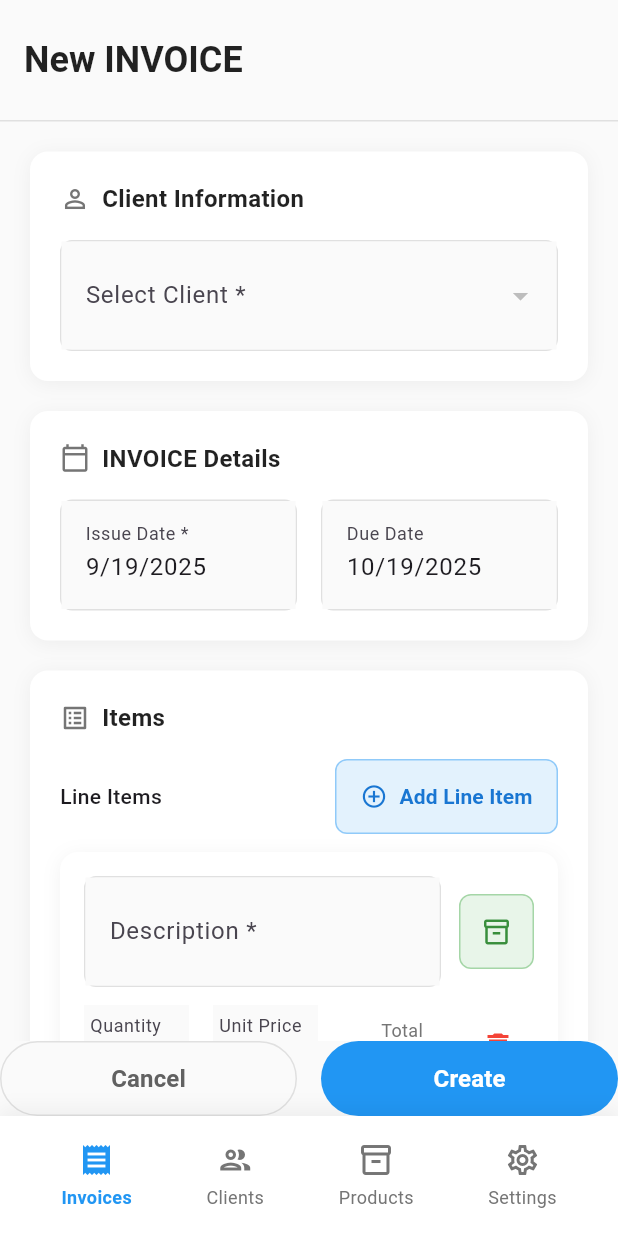
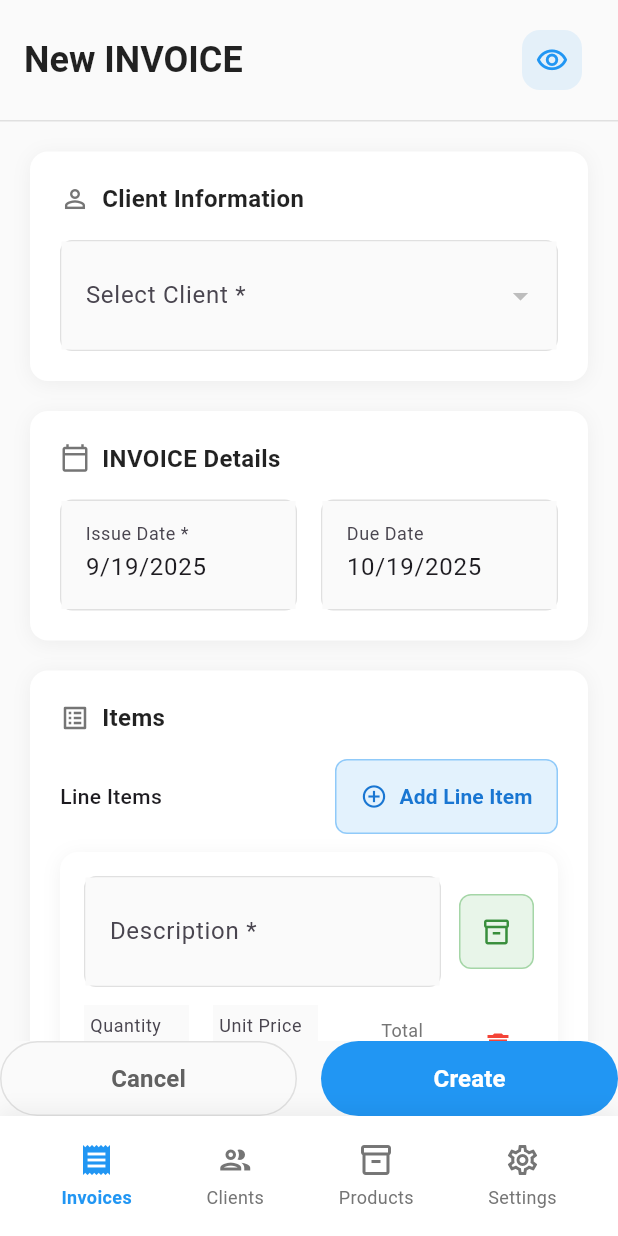
Before and after one commit to igorsoares0/invinv, a Flutter app: the InvoiceFormScreen screen opened by its route, on a phone screen of 412 x 824 dp. Run offline on Flutter 3.47's test engine with Material 3 defaults, Android fonts, the phone set to English and light mode, and no system bars; drawn by our look-alikes of flutter_form_builder; our stand-ins replace equatable, flutter_bloc, flutter_screenutil, form_builder_validators, go_router, image_picker and 3 more; accounts and stored records are empty.

Commit message:
add preview icon in edit/create invoice

```diff
--- a/lib/features/invoices/screens/invoice_form_screen.dart
+++ b/lib/features/invoices/screens/invoice_form_screen.dart
@@ -10,6 +10,7 @@ import '../../clients/bloc/client_state.dart';
 import '../../products/bloc/product_bloc.dart';
 import '../../../shared/models/models.dart';
 import '../../../shared/services/invoice_service.dart';
+import 'invoice_preview_screen.dart';
 
 class InvoiceFormScreen extends StatefulWidget {
   final InvoiceType type;
@@ -82,6 +83,24 @@ class _InvoiceFormScreenState extends State<InvoiceFormScreen> {
     });
   }
 
+  void _showPreview() {
+    if (widget.invoice?.id != null) {
+      Navigator.push(
+        context,
+        MaterialPageRoute(
+          builder: (context) => InvoicePreviewScreen(invoiceId: widget.invoice!.id!),
+        ),
+      );
+    } else {
+      ScaffoldMessenger.of(context).showSnackBar(
+        const SnackBar(
+          content: Text('Please save the invoice first to see preview'),
+          backgroundColor: Colors.orange,
+        ),
+      );
+    }
+  }
+
   @override
   Widget build(BuildContext context) {
     return Scaffold(
@@ -99,6 +118,28 @@ class _InvoiceFormScreenState extends State<InvoiceFormScreen> {
         elevation: 0,
         toolbarHeight: 80,
         iconTheme: const IconThemeData(color: Colors.black87),
+        actions: [
+          Container(
+            margin: const EdgeInsets.only(right: 16),
+            child: IconButton(
+              onPressed: _showPreview,
+              icon: Container(
+                width: 40,
+                height: 40,
+                decoration: BoxDecoration(
+                  color: Colors.blue.withOpacity(0.1),
+                  borderRadius: BorderRadius.circular(12),
+                ),
+                child: const Icon(
+                  Icons.visibility_outlined,
+                  color: Colors.blue,
+                  size: 22,
+                ),
+              ),
+              tooltip: 'Preview Invoice',
+            ),
+          ),
+        ],
         bottom: PreferredSize(
           preferredSize: const Size.fromHeight(1),
           child: Container(
```
